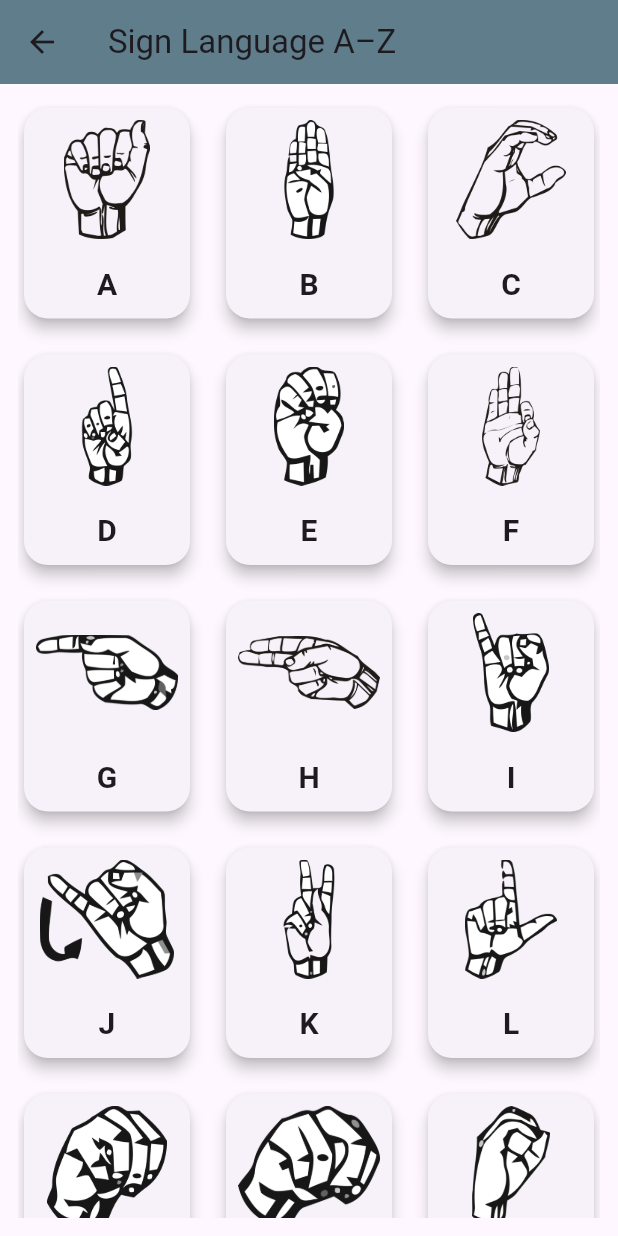
After one commit to Xollll/signspeak, a Flutter app: the TutorialPage screen opened by its route, on a phone screen of 412 x 824 dp. The commit adds this screen. Run offline on Flutter 3.47's test engine with Material 3 defaults, Android fonts, the phone set to English and light mode, and no system bars; our stand-ins replace cloud_firestore, elegant_notification, firebase_auth, firebase_core, google_sign_in; missing offline and left inert: sign_button; accounts and stored records are empty; generated files the repository leaves out were written again.

Commit message:
tutorial page

```diff
--- a/lib/main.dart
+++ b/lib/main.dart
@@ -1,6 +1,7 @@
 import 'package:flutter/material.dart';
 import 'package:firebase_core/firebase_core.dart';
 import 'package:signspeak/communication/communicator.dart';
+import 'package:signspeak/tutorialpage/tutorial.dart';
 import 'firebase_options.dart';
 import 'package:signspeak/dashboard/homepage.dart';
 import 'package:firebase_auth/firebase_auth.dart';
@@ -24,7 +25,7 @@ class MyApp extends StatelessWidget {
   routes: {
     '/login': (context) => const LoginPage(),
     '/home': (context) => const Homepage(),
-    //'/tutorial': (context) => const TutorialPage(),
+    '/tutorial': (context) => const TutorialPage(),
     '/communication': (context) =>  SignAnimator(),
   },
 
--- /dev/null
+++ b/lib/tutorialpage/tutorial.dart
@@ -0,0 +1,60 @@
+import 'package:flutter/material.dart';
+
+class TutorialPage extends StatelessWidget {
+  const TutorialPage({Key? key}) : super(key: key);
+
+  @override
+  Widget build(BuildContext context) {
+    final List<String> alphabets = List.generate(26, (index) => String.fromCharCode(65 + index));
+
+    return Scaffold(
+      appBar: AppBar(
+        title: const Text('Sign Language A–Z'),
+        backgroundColor: Colors.blueGrey,
+      ),
+      body: Padding(
+        padding: const EdgeInsets.all(12.0),
+        child: GridView.builder(
+          itemCount: alphabets.length,
+          gridDelegate: const SliverGridDelegateWithFixedCrossAxisCount(
+            crossAxisCount: 3,
+            mainAxisSpacing: 16,
+            crossAxisSpacing: 16,
+            childAspectRatio: 0.8,
+          ),
+          itemBuilder: (context, index) {
+            String letter = alphabets[index];
+            String imagePath = 'assets/images/sign/$letter.png';
+
+            return Card(
+              shape: RoundedRectangleBorder(borderRadius: BorderRadius.circular(16)),
+              elevation: 4,
+              child: Column(
+                mainAxisAlignment: MainAxisAlignment.center,
+                children: [
+                  Expanded(
+                    child: Padding(
+                      padding: const EdgeInsets.all(8.0),
+                      child: Image.asset(
+                        imagePath,
+                        fit: BoxFit.contain,
+                        errorBuilder: (context, error, stackTrace) => const Icon(Icons.image_not_supported),
+                      ),
+                    ),
+                  ),
+                  Container(
+                    padding: const EdgeInsets.symmetric(vertical: 8),
+                    child: Text(
+                      letter,
+                      style: const TextStyle(fontSize: 20, fontWeight: FontWeight.bold),
+                    ),
+                  ),
+                ],
+              ),
+            );
+          },
+        ),
+      ),
+    );
+  }
+}
```
